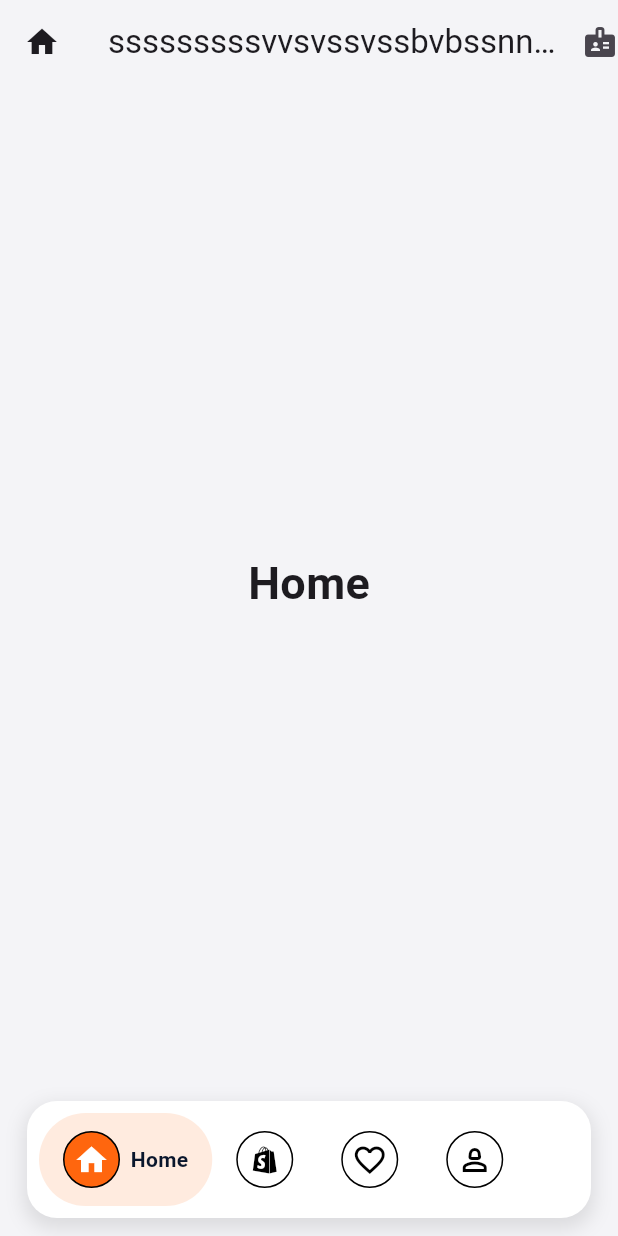
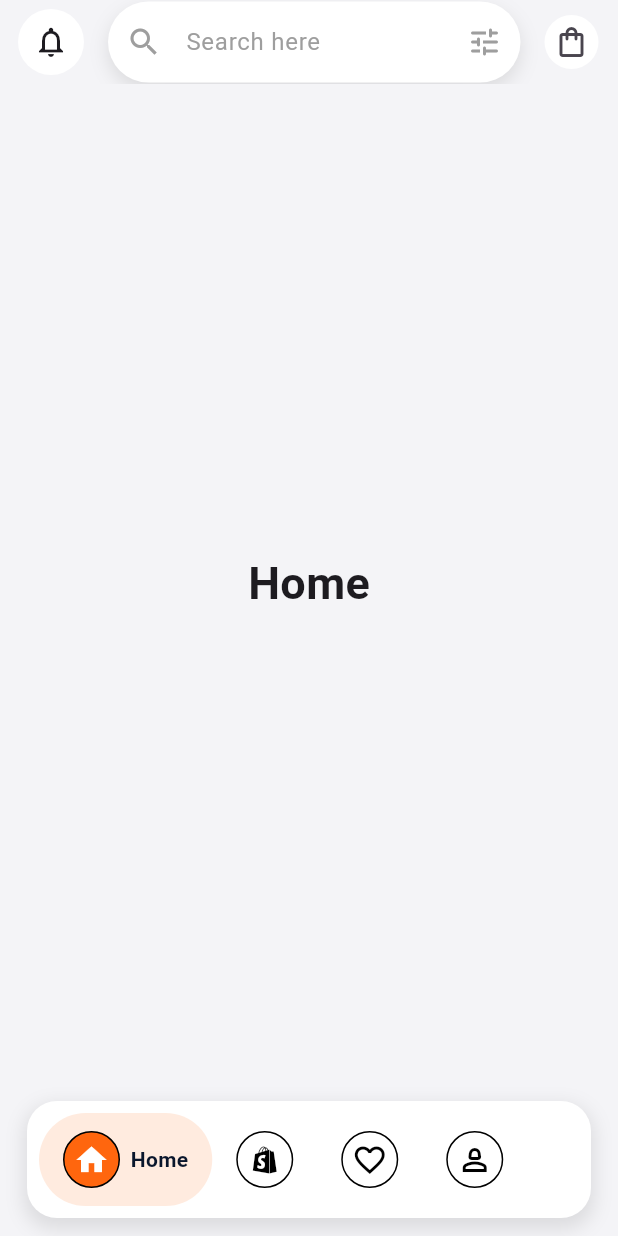
Before and after one commit to Olvine23/ollymart, a Flutter app: the screen it shows after launch, on a phone screen of 412 x 824 dp. Run offline on Flutter 3.47's test engine with Material 3 defaults, Android fonts, the phone set to English and light mode, and no system bars; drawn by our look-alikes of google_nav_bar.

Commit message:
done with appbar

```diff
--- a/lib/screens/homepage/homepage.dart
+++ b/lib/screens/homepage/homepage.dart
@@ -1,6 +1,8 @@
 import 'package:flutter/material.dart';
 import 'package:google_nav_bar/google_nav_bar.dart';
 import 'package:ollymart/utils/colors.dart';
+import 'package:ollymart/widgets/custom_button.dart';
+import 'package:ollymart/widgets/search_widget.dart';
 
 class Homepage extends StatefulWidget {
   const Homepage({super.key});
@@ -49,9 +51,24 @@ class _HomepageState extends State<Homepage> {
       backgroundColor: AppColors.primaryColor,
       appBar: AppBar(
         backgroundColor: Colors.transparent,
-        leading: Icon(Icons.home),
-        title: Text("sssssssssvvsvssvssbvbssnnsnsnn"),
-        actions: [Icon(Icons.badge)],
+        leading: const Padding(
+          padding: EdgeInsets.only(left: 12),
+          child: CustomButton(
+              icon: Icon(
+            Icons.notifications_outlined,
+          )),
+        ),
+        title: SearchContainer(),
+        // title: Text("sssssssssvvsvssvssbvbssnnsnsnn"),
+        actions: const [
+           Padding(
+            padding: EdgeInsets.only(right: 13),
+            child: CustomButton(
+                icon: Icon(
+              Icons.shopping_bag_outlined,
+            )),
+          )
+        ],
       ),
       body: _widgetOptions[_selectedIndex],
       bottomNavigationBar: SafeArea(
@@ -66,21 +83,19 @@ class _HomepageState extends State<Homepage> {
                   color: Colors.black.withOpacity(0.1),
                   blurRadius: 10,
                   spreadRadius: 2,
-                  offset: Offset(0, 5),
+                  offset: const Offset(0, 5),
                 ),
               ],
             ),
             padding: const EdgeInsets.all(8),
             child: SingleChildScrollView(
-              physics: NeverScrollableScrollPhysics(),
+              physics: const NeverScrollableScrollPhysics(),
               scrollDirection: Axis.horizontal,
               child: GNav(
                 gap: 7,
-                padding: EdgeInsets.symmetric(horizontal: 16, vertical: 12),
+                padding: const EdgeInsets.symmetric(horizontal: 16, vertical: 12),
                 tabBackgroundColor: AppColors.utilColor,
-                activeColor:AppColors.secondaryColor
-
-              ,
+                activeColor: AppColors.secondaryColor,
                 rippleColor: Colors.grey[300]!,
                 hoverColor: Colors.grey[100]!,
                 selectedIndex: _selectedIndex,
@@ -95,13 +110,18 @@ class _HomepageState extends State<Homepage> {
                     leading: Container(
                       decoration: BoxDecoration(
                         border: Border.all(color: Colors.black),
-                       color: _selectedIndex == 0 ? AppColors.accentColor : Colors.white, // Background color for selected icon
+                        color: _selectedIndex == 0
+                            ? AppColors.accentColor
+                            : Colors
+                                .white, // Background color for selected icon
                         shape: BoxShape.circle,
                       ),
-                      padding: EdgeInsets.all(6),
+                      padding: const EdgeInsets.all(6),
                       child: Icon(
                         Icons.home,
-                         color: _selectedIndex == 0 ? Colors.white : Colors.black, // Icon c
+                        color: _selectedIndex == 0
+                            ? Colors.white
+                            : Colors.black, // Icon c
                       ),
                     ),
                     text: "Home",
@@ -110,14 +130,18 @@ class _HomepageState extends State<Homepage> {
                     icon: Icons.favorite,
                     leading: Container(
                       decoration: BoxDecoration(
-                      color: _selectedIndex == 1 ? AppColors.accentColor : Colors.white, // Background colo
+                        color: _selectedIndex == 1
+                            ? AppColors.accentColor
+                            : Colors.white, // Background colo
                         border: Border.all(color: Colors.black),
                         shape: BoxShape.circle,
                       ),
-                      padding: EdgeInsets.all(6),
+                      padding: const EdgeInsets.all(6),
                       child: Icon(
                         Icons.shopify,
-                          color: _selectedIndex == 1 ? Colors.white : Colors.black, // Icon c
+                        color: _selectedIndex == 1
+                            ? Colors.white
+                            : Colors.black, // Icon c
                       ),
                     ),
                     text: "Shop",
@@ -127,13 +151,19 @@ class _HomepageState extends State<Homepage> {
                     leading: Container(
                       decoration: BoxDecoration(
                         border: Border.all(color: Colors.black),
-                      color: _selectedIndex == 2 ? AppColors.accentColor : Colors.white, // Background colo
+                        color: _selectedIndex == 2
+                            ? AppColors.accentColor
+                            : Colors.white, // Background colo
                         shape: BoxShape.circle,
                       ),
-                      padding: EdgeInsets.all(6),
+                      padding: const EdgeInsets.all(6),
                       child: Icon(
-                       _selectedIndex == 2 ? Icons.favorite : Icons.favorite_outline_outlined,
-                      color: _selectedIndex == 2 ? Colors.white : Colors.black, // Icon c
+                        _selectedIndex == 2
+                            ? Icons.favorite
+                            : Icons.favorite_outline_outlined,
+                        color: _selectedIndex == 2
+                            ? Colors.white
+                            : Colors.black, // Icon c
                       ),
                     ),
                     text: "Wishlist",
@@ -143,13 +173,17 @@ class _HomepageState extends State<Homepage> {
                     leading: Container(
                       decoration: BoxDecoration(
                         border: Border.all(color: Colors.black),
-                   color: _selectedIndex == 3 ? AppColors.accentColor : Colors.white, // Background colo
+                        color: _selectedIndex == 3
+                            ? AppColors.accentColor
+                            : Colors.white, // Background colo
                         shape: BoxShape.circle,
                       ),
-                      padding: EdgeInsets.all(6),
+                      padding: const EdgeInsets.all(6),
                       child: Icon(
                         Icons.person_2_outlined,
-                       color: _selectedIndex == 3 ? Colors.white : Colors.black, // Icon c
+                        color: _selectedIndex == 3
+                            ? Colors.white
+                            : Colors.black, // Icon c
                       ),
                     ),
                     text: "Profile",
--- /dev/null
+++ b/lib/widgets/custom_button.dart
@@ -0,0 +1,21 @@
+import 'package:flutter/material.dart';
+import 'package:ollymart/utils/colors.dart';
+
+class CustomButton extends StatelessWidget {
+  final Icon icon;
+  const CustomButton({super.key, required this.icon});
+
+  @override
+  Widget build(BuildContext context) {
+    return Container(
+
+      decoration: BoxDecoration(
+        shape: BoxShape.circle,
+        color: Colors.white
+      ),
+       padding: const EdgeInsets.all(6),
+
+      child: icon,
+    );
+  }
+}
--- /dev/null
+++ b/lib/widgets/search_widget.dart
@@ -0,0 +1,40 @@
+import 'package:flutter/material.dart';
+
+class SearchContainer extends StatelessWidget {
+  @override
+  Widget build(BuildContext context) {
+    return Padding(
+      padding: const EdgeInsets.all(0),
+      child: Container(
+        width: double.infinity,
+        decoration: BoxDecoration(
+          color: Colors.white,
+          borderRadius: BorderRadius.circular(30),
+          boxShadow: [
+            BoxShadow(
+              color: Colors.grey.withOpacity(0.3),
+              blurRadius: 10,
+              offset: const Offset(0, 5),
+            ),
+          ],
+        ),
+        child: const TextField(
+          decoration: InputDecoration(
+            contentPadding: EdgeInsets.symmetric(vertical: 15),
+            prefixIcon: Icon(
+              Icons.search,
+              color: Colors.grey,
+            ),
+            hintText: "Search here",
+            hintStyle: TextStyle(color: Colors.grey),
+            suffixIcon: Icon(
+              Icons.tune_rounded,
+              color: Colors.grey,
+            ),
+            border: InputBorder.none,
+          ),
+        ),
+      ),
+    );
+  }
+}
```
